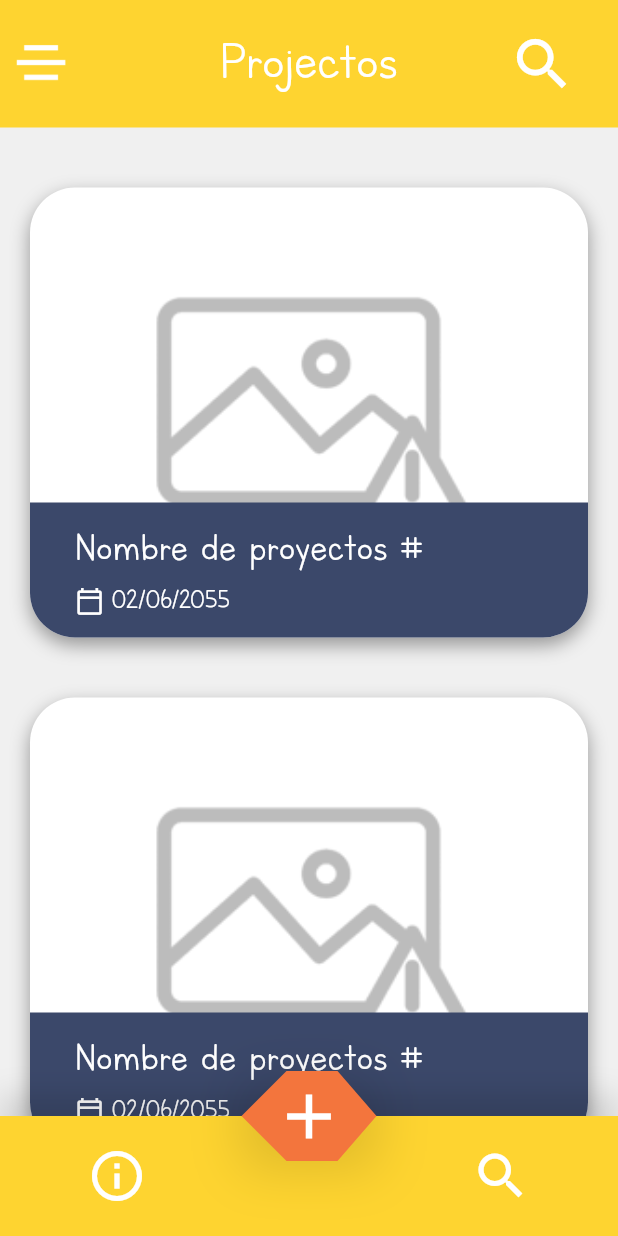
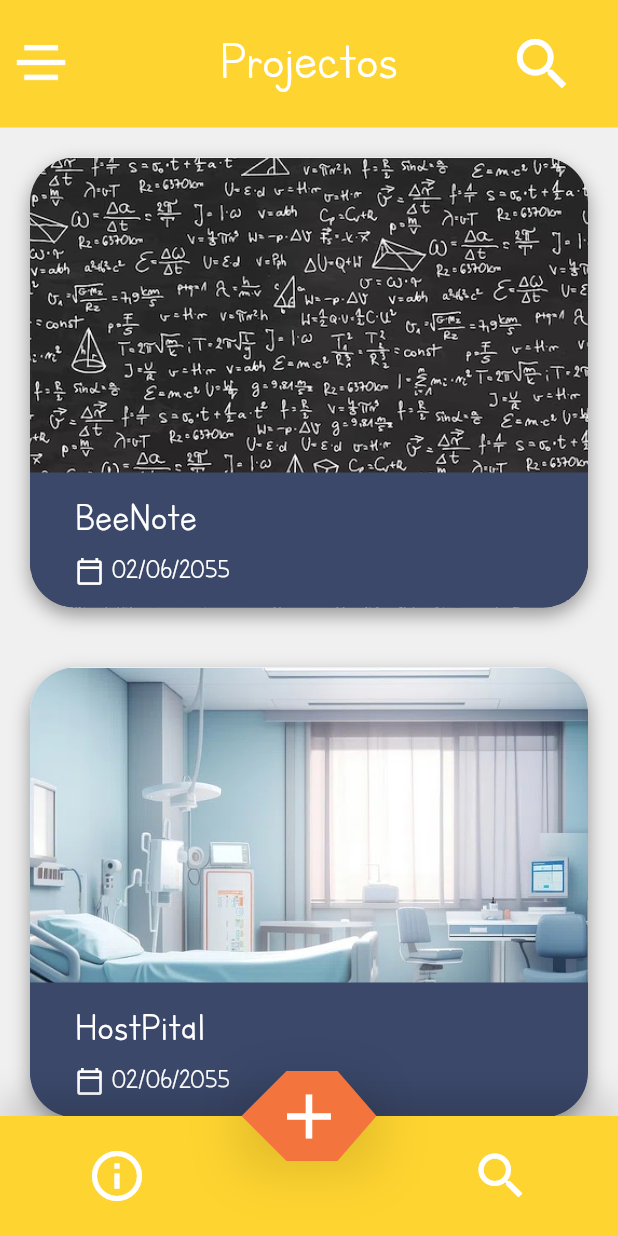
Before and after one commit to Sebastian-Buitrag0/Bee-Note, a Flutter app: the screen it shows after launch, on a phone screen of 412 x 824 dp. Run offline on Flutter 3.47's test engine with Material 3 defaults, Android fonts, the phone set to English and light mode, and no system bars; our stand-ins replace flutter_slidable, image_picker, intl_phone_field.

Commit message:
se modificaron las clases para ser ajustadas a diferentes pages

```diff
--- a/front_end/bee_note_application/lib/widgets/project_card.dart
+++ b/front_end/bee_note_application/lib/widgets/project_card.dart
@@ -1,23 +1,33 @@
+import 'package:bee_note_application/data/project.dart';
 import 'package:flutter/material.dart';
 
 class ProjectCard extends StatelessWidget {
+  final Project project;
+
+  const ProjectCard({
+    super.key,
+    required this.project
+  });
 
   @override
   Widget build(BuildContext context) {
     return Padding(
       padding: const EdgeInsets.symmetric(horizontal: 20),
       child: Container(
-        margin: const EdgeInsets.only(top: 40, ),
+
         width: double.infinity,
+        margin: const EdgeInsets.symmetric(vertical: 20),
         height: 300,
+
         decoration: _cardProjects(),
+
         child: Stack(
           alignment: Alignment.bottomLeft,
           children: [
 
-            _BackgroundImage(),
+            _BackgroundImage(image: project.image,),
 
-            _ProjectDetails()
+            _ProjectDetails(project: project,)
 
           ],
         ),
@@ -41,6 +51,11 @@ class ProjectCard extends StatelessWidget {
 }
 
 class _ProjectDetails extends StatelessWidget {
+  final Project project;
+
+  const _ProjectDetails({
+    required this.project
+  });
 
   @override
   Widget build(BuildContext context) {
@@ -50,15 +65,17 @@ class _ProjectDetails extends StatelessWidget {
       height: 90,
       decoration: _buidBoxDecoration(),
 
-      child: const FittedBox(
+      child: FittedBox(
         fit: BoxFit.contain,
         alignment: Alignment.topLeft,
         child: Column(
           crossAxisAlignment: CrossAxisAlignment.start,
           children: [
             Text(
-              'Nombre de proyectos #',
-              style: TextStyle(
+              // 'Nombre de proyectos #',
+              project.name,
+
+              style: const TextStyle(
                 fontFamily: 'Letters_for_Learners',
                 color: Colors.white,
                 fontSize: 30
@@ -66,7 +83,7 @@ class _ProjectDetails extends StatelessWidget {
               maxLines: 1,
               overflow: TextOverflow.ellipsis,
             ),
-            Row(
+            const Row(
               children: [
                 Icon(Icons.calendar_today_outlined, color: Colors.white, size: 20,),
                 SizedBox(width: 5,),
@@ -95,17 +112,22 @@ class _ProjectDetails extends StatelessWidget {
 }
 
 class _BackgroundImage extends StatelessWidget {
+  final String image;
+
+  const _BackgroundImage({
+    required this.image
+  });
 
   @override
   Widget build(BuildContext context) {
     return ClipRRect(
       borderRadius: BorderRadius.circular(30),
-      child: const SizedBox(
+      child: SizedBox(
         width: double.infinity,
         height: 300,
         child: FadeInImage(
-          placeholder: AssetImage('assets/img/loading.gif'),
-          image: AssetImage('assets/img/no_image.png'),
+          placeholder: const AssetImage('assets/img/loading.gif'),
+          image: AssetImage(image),
           fit: BoxFit.cover,
         ),
       ),
--- a/front_end/bee_note_application/lib/widgets/text_form_field.dart
+++ b/front_end/bee_note_application/lib/widgets/text_form_field.dart
@@ -8,8 +8,13 @@ class MyTextFormField extends StatelessWidget {
   final bool obscureText;
   final bool readOnly;
   final bool showDate;
+
   final Function(DateTime)? onDateSelected;
+  final DateTime? initialDate;
+  final DateTime? firstDate;
+  final DateTime? lastDate;
   final String? Function(String?)? validator;
+
   final Widget? suffixIcon;
 
   const MyTextFormField({
@@ -22,7 +27,10 @@ class MyTextFormField extends StatelessWidget {
     this.suffixIcon,
     this.showDate = false,
     this.onDateSelected,
-    this.validator
+    this.validator,
+    this.initialDate,
+    this.firstDate,
+    this.lastDate
   });
 
   @override
@@ -91,9 +99,9 @@ class MyTextFormField extends StatelessWidget {
         onTap: () async {
           final selectedDate = await showDatePicker(
             context: context,
-            initialDate: DateTime.now(),
-            firstDate: DateTime(1900),
-            lastDate: DateTime.now(),
+            initialDate: initialDate ?? DateTime.now(),
+            firstDate: firstDate ?? DateTime(1900),
+            lastDate: lastDate ?? DateTime.now(),
           );
 
           if (selectedDate != null && onDateSelected != null) {
```
